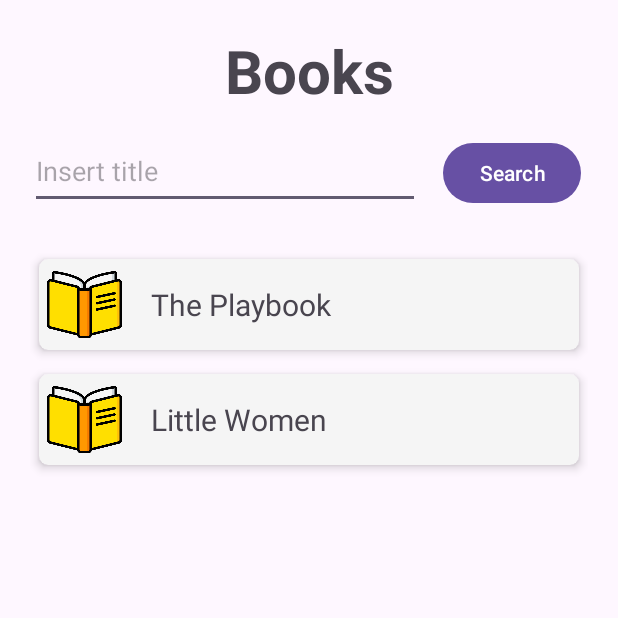
After one commit to martimfasantos/LibrarIST, an Android app: the BookMenuActivity screen opened directly, with no data from a screen before it, on a phone screen of 412 x 824 dp, the top half of it. The commit adds this screen. Run offline under Robolectric (Android 15) with nearby library versions, the phone set to English and light mode, and no system bars.

Commit message:
Menu with all books (layout and activity); Book item for the menu list (layout)

```diff
--- a/app/build.gradle
+++ b/app/build.gradle
@@ -24,8 +24,8 @@ android {
         }
     }
     compileOptions {
-        sourceCompatibility JavaVersion.VERSION_1_8
-        targetCompatibility JavaVersion.VERSION_1_8
+        sourceCompatibility JavaVersion.VERSION_1_9
+        targetCompatibility JavaVersion.VERSION_1_9
     }
 }
 
--- a/app/src/main/AndroidManifest.xml
+++ b/app/src/main/AndroidManifest.xml
@@ -12,6 +12,9 @@
         android:supportsRtl="true"
         android:theme="@style/Theme.LibrarIST"
         tools:targetApi="31">
+        <activity
+            android:name=".BookMenuActivity"
+            android:exported="false" />
         <activity
             android:name=".LibraryInfoActivity"
             android:exported="false" />
--- /dev/null
+++ b/app/src/main/java/pt/ulisboa/tecnico/cmov/librarist/BookMenuActivity.java
@@ -0,0 +1,56 @@
+package pt.ulisboa.tecnico.cmov.librarist;
+
+import android.annotation.SuppressLint;
+import android.os.Bundle;
+import android.util.Log;
+import android.view.LayoutInflater;
+import android.view.View;
+import android.widget.LinearLayout;
+import android.widget.TextView;
+
+import androidx.appcompat.app.AppCompatActivity;
+import androidx.cardview.widget.CardView;
+import androidx.core.view.ViewCompat;
+
+import java.util.List;
+
+public class BookMenuActivity extends AppCompatActivity {
+
+    @SuppressLint("InflateParams")
+    @Override
+    protected void onCreate(Bundle savedInstanceState) {
+        super.onCreate(savedInstanceState);
+        setContentView(R.layout.activity_menu_books);
+        Log.d("BookMenuActivity", "loaded layout");
+
+        // TODO GET LIST OF BOOKS
+
+        List<String> bookList = List.of("The Playbook", "Little Women");
+        addBookItemsToView(bookList);
+
+        // TODO SEARCH
+        setupSearchButton();
+    }
+
+
+    private void addBookItemsToView(List<String> books) {
+        LinearLayout parent = findViewById(R.id.div_books_list);
+        LayoutInflater inflater = getLayoutInflater();
+
+        for (int i = 0; i < books.size(); i++) {
+            // Create new element for the book
+            CardView child = (CardView) inflater.inflate(R.layout.book_menu_item, null);
+            child.setId(ViewCompat.generateViewId());
+
+            // Set text to the book title
+            TextView cardText = (TextView) child.getChildAt(1);
+            cardText.setText(books.get(i));
+
+            parent.addView(child);
+        }
+    }
+
+    private void setupSearchButton() {
+
+    }
+}
--- a/app/src/main/java/pt/ulisboa/tecnico/cmov/librarist/MainActivity.java
+++ b/app/src/main/java/pt/ulisboa/tecnico/cmov/librarist/MainActivity.java
@@ -133,4 +133,9 @@ public class MainActivity extends AppCompatActivity implements OnMapReadyCallbac
         getMenuInflater().inflate(R.menu.menu_main, menu);
         return true;
     }
+
+    public void startBookMenuActivity(View view) {
+        Intent intent = new Intent(MainActivity.this, BookMenuActivity.class);
+        startActivity(intent);
+    }
 }
--- a/app/src/main/res/layout/activity_main.xml
+++ b/app/src/main/res/layout/activity_main.xml
@@ -143,6 +143,15 @@
             android:layout_marginStart="20dp"
             android:onClick="stopService"
             android:text="Stop Service" />
+
+        <Button
+            android:id="@+id/go_to_book_menu_btn"
+            android:layout_width="wrap_content"
+            android:layout_height="wrap_content"
+            android:gravity="center"
+            android:layout_marginStart="20dp"
+            android:onClick="startBookMenuActivity"
+            android:text="Books" />
     </LinearLayout>
 
 
--- /dev/null
+++ b/app/src/main/res/layout/activity_menu_books.xml
@@ -0,0 +1,53 @@
+<?xml version="1.0" encoding="utf-8"?>
+<RelativeLayout xmlns:android="http://schemas.android.com/apk/res/android"
+    android:layout_width="match_parent"
+    android:layout_height="match_parent"
+    android:orientation="vertical"
+    android:layout_margin="20dp">
+
+    <TextView
+        android:id="@+id/menu_books_title"
+        android:layout_width="match_parent"
+        android:layout_height="wrap_content"
+        android:text="Books"
+        android:textSize="40sp"
+        android:textAlignment="center"
+        android:layout_centerHorizontal="true"
+        android:textStyle="bold"
+        android:layout_marginBottom="15dp"/>
+
+    <LinearLayout
+        android:id="@+id/div_search_book"
+        android:layout_below="@id/menu_books_title"
+        android:layout_width="match_parent"
+        android:layout_height="wrap_content"
+        android:orientation="horizontal"
+        android:layout_marginBottom="25dp">
+
+        <EditText
+            android:id="@+id/book_search_filter"
+            android:layout_width="260dp"
+            android:layout_height="50dp"
+            android:layout_gravity="top"
+            android:hint="Insert title" />
+
+        <Button
+            android:id="@+id/book_search_btn"
+            android:layout_width="wrap_content"
+            android:layout_height="wrap_content"
+            android:layout_marginStart="15dp"
+            android:text="Search" />
+
+    </LinearLayout>
+
+    <LinearLayout
+        android:id="@+id/div_books_list"
+        android:layout_width="match_parent"
+        android:layout_height="wrap_content"
+        android:layout_below="@id/div_search_book"
+        android:orientation="vertical" >
+    </LinearLayout>
+
+
+
+</RelativeLayout>
--- /dev/null
+++ b/app/src/main/res/layout/book_menu_item.xml
@@ -0,0 +1,30 @@
+<?xml version="1.0" encoding="utf-8"?>
+<androidx.cardview.widget.CardView xmlns:android="http://schemas.android.com/apk/res/android"
+    android:layout_width="match_parent"
+    android:layout_height="wrap_content"
+    xmlns:app="http://schemas.android.com/apk/res-auto"
+    android:orientation="horizontal"
+    android:layout_margin="5dp"
+    app:cardBackgroundColor="@color/almost_white"
+    app:cardCornerRadius="6dp"
+    app:cardElevation="4dp"
+    app:cardUseCompatPadding="true">
+
+    <ImageView
+        android:src="@drawable/book"
+        android:layout_width="50dp"
+        android:layout_height="50dp"
+        android:layout_margin="5dp"
+        android:layout_gravity="center_vertical"/>
+
+    <TextView
+        android:id="@+id/book_menu_item_text"
+        android:layout_width="280dp"
+        android:layout_height="match_parent"
+        android:textSize="20dp"
+        android:text="default"
+        android:layout_marginRight="40dp"
+        android:layout_margin="5dp"
+        android:layout_gravity="end|center_vertical" />
+
+</androidx.cardview.widget.CardView>
```
Also changed, not shown: app/src/main/res/drawable/book.png (added).
